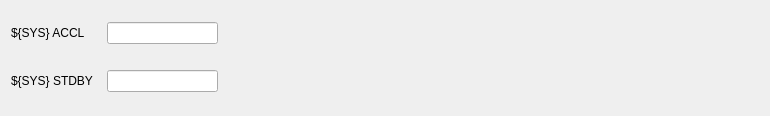
Old version of the form hl_triggers_sys.ui in the repository cristinasewell/ATCA_PyDM_Screens.
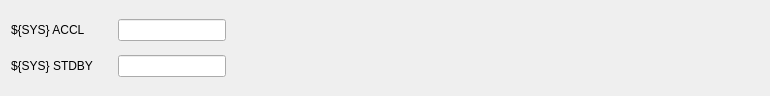
New version of the form. Custom widgets are drawn as their Qt base class.

Diff of the .ui file:
```diff
--- a/hl_triggers_sys.ui
+++ b/hl_triggers_sys.ui
@@ -7,7 +7,7 @@
     <x>0</x>
     <y>0</y>
     <width>770</width>
-    <height>116</height>
+    <height>96</height>
    </rect>
   </property>
   <property name="windowTitle">
@@ -15,9 +15,15 @@
   </property>
   <layout class="QHBoxLayout" name="horizontalLayout">
    <item>
-    <layout class="QGridLayout" name="gridLayout">
+    <layout class="QGridLayout" name="gridLayout" columnstretch="0,0,0,0,0,0,0">
      <item row="1" column="4">
       <widget class="PyDMLabel" name="PyDMLabel_2">
+       <property name="sizePolicy">
+        <sizepolicy hsizetype="Preferred" vsizetype="Maximum">
+         <horstretch>0</horstretch>
+         <verstretch>0</verstretch>
+        </sizepolicy>
+       </property>
        <property name="minimumSize">
         <size>
          <width>100</width>
@@ -43,11 +49,11 @@
      </item>
      <item row="1" column="0">
       <widget class="QLabel" name="label_2">
-       <property name="minimumSize">
-        <size>
-         <width>90</width>
-         <height>0</height>
-        </size>
+       <property name="sizePolicy">
+        <sizepolicy hsizetype="Preferred" vsizetype="Maximum">
+         <horstretch>0</horstretch>
+         <verstretch>0</verstretch>
+        </sizepolicy>
        </property>
        <property name="text">
         <string>${SYS} STDBY</string>
@@ -57,21 +63,21 @@
      <item row="0" column="2">
       <widget class="PyDMEnumButton" name="PyDMEnumButton">
        <property name="sizePolicy">
-        <sizepolicy hsizetype="Expanding" vsizetype="Expanding">
+        <sizepolicy hsizetype="Preferred" vsizetype="Maximum">
          <horstretch>0</horstretch>
          <verstretch>0</verstretch>
         </sizepolicy>
        </property>
        <property name="minimumSize">
         <size>
-         <width>100</width>
-         <height>40</height>
+         <width>0</width>
+         <height>0</height>
         </size>
        </property>
        <property name="maximumSize">
         <size>
          <width>16777215</width>
-         <height>40</height>
+         <height>30</height>
         </size>
        </property>
        <property name="toolTip">
@@ -86,10 +92,19 @@
        <property name="horizontalSpacing" stdset="0">
         <number>0</number>
        </property>
+       <property name="verticalSpacing" stdset="0">
+        <number>0</number>
+       </property>
       </widget>
      </item>
      <item row="0" column="4">
       <widget class="PyDMLabel" name="PyDMLabel">
+       <property name="sizePolicy">
+        <sizepolicy hsizetype="Preferred" vsizetype="Maximum">
+         <horstretch>0</horstretch>
+         <verstretch>0</verstretch>
+        </sizepolicy>
+       </property>
        <property name="minimumSize">
         <size>
          <width>100</width>
@@ -116,21 +131,21 @@
      <item row="1" column="2">
       <widget class="PyDMEnumButton" name="PyDMEnumButton_2">
        <property name="sizePolicy">
-        <sizepolicy hsizetype="Expanding" vsizetype="Fixed">
+        <sizepolicy hsizetype="Preferred" vsizetype="Maximum">
          <horstretch>0</horstretch>
          <verstretch>0</verstretch>
         </sizepolicy>
        </property>
        <property name="minimumSize">
         <size>
-         <width>100</width>
-         <height>40</height>
+         <width>0</width>
+         <height>0</height>
         </size>
        </property>
        <property name="maximumSize">
         <size>
          <width>16777215</width>
-         <height>40</height>
+         <height>30</height>
         </size>
        </property>
        <property name="toolTip">
@@ -145,15 +160,18 @@
        <property name="horizontalSpacing" stdset="0">
         <number>0</number>
        </property>
+       <property name="verticalSpacing" stdset="0">
+        <number>0</number>
+       </property>
       </widget>
      </item>
      <item row="0" column="1">
       <widget class="PyDMLineEdit" name="PyDMLineEdit">
-       <property name="minimumSize">
-        <size>
-         <width>100</width>
-         <height>0</height>
-        </size>
+       <property name="sizePolicy">
+        <sizepolicy hsizetype="Preferred" vsizetype="Maximum">
+         <horstretch>0</horstretch>
+         <verstretch>0</verstretch>
+        </sizepolicy>
        </property>
        <property name="toolTip">
         <string/>
@@ -165,11 +183,11 @@
      </item>
      <item row="1" column="1">
       <widget class="PyDMLineEdit" name="PyDMLineEdit_2">
-       <property name="minimumSize">
-        <size>
-         <width>100</width>
-         <height>0</height>
-        </size>
+       <property name="sizePolicy">
+        <sizepolicy hsizetype="Preferred" vsizetype="Maximum">
+         <horstretch>0</horstretch>
+         <verstretch>0</verstretch>
+        </sizepolicy>
        </property>
        <property name="toolTip">
         <string/>
@@ -182,21 +200,15 @@
      <item row="0" column="3">
       <widget class="PyDMEnumButton" name="PyDMEnumButton_3">
        <property name="sizePolicy">
-        <sizepolicy hsizetype="Preferred" vsizetype="Fixed">
+        <sizepolicy hsizetype="Preferred" vsizetype="Maximum">
          <horstretch>0</horstretch>
          <verstretch>0</verstretch>
         </sizepolicy>
        </property>
-       <property name="minimumSize">
-        <size>
-         <width>100</width>
-         <height>40</height>
-        </size>
-       </property>
        <property name="maximumSize">
         <size>
          <width>16777215</width>
-         <height>40</height>
+         <height>30</height>
         </size>
        </property>
        <property name="toolTip">
@@ -211,26 +223,29 @@
        <property name="horizontalSpacing" stdset="0">
         <number>0</number>
        </property>
+       <property name="verticalSpacing" stdset="0">
+        <number>0</number>
+       </property>
       </widget>
      </item>
      <item row="1" column="3">
       <widget class="PyDMEnumButton" name="PyDMEnumButton_4">
        <property name="sizePolicy">
-        <sizepolicy hsizetype="Preferred" vsizetype="Fixed">
+        <sizepolicy hsizetype="Preferred" vsizetype="Maximum">
          <horstretch>0</horstretch>
          <verstretch>0</verstretch>
         </sizepolicy>
        </property>
        <property name="minimumSize">
         <size>
-         <width>100</width>
-         <height>40</height>
+         <width>0</width>
+         <height>0</height>
         </size>
        </property>
        <property name="maximumSize">
         <size>
          <width>16777215</width>
-         <height>40</height>
+         <height>30</height>
         </size>
        </property>
        <property name="toolTip">
@@ -245,15 +260,18 @@
        <property name="horizontalSpacing" stdset="0">
         <number>0</number>
        </property>
+       <property name="verticalSpacing" stdset="0">
+        <number>0</number>
+       </property>
       </widget>
      </item>
      <item row="0" column="0">
       <widget class="QLabel" name="label">
-       <property name="minimumSize">
-        <size>
-         <width>90</width>
-         <height>0</height>
-        </size>
+       <property name="sizePolicy">
+        <sizepolicy hsizetype="Preferred" vsizetype="Maximum">
+         <horstretch>0</horstretch>
+         <verstretch>0</verstretch>
+        </sizepolicy>
        </property>
        <property name="text">
         <string>${SYS} ACCL</string>
@@ -262,6 +280,12 @@
      </item>
      <item row="0" column="6">
       <widget class="PyDMLabel" name="PyDMLabel_4">
+       <property name="sizePolicy">
+        <sizepolicy hsizetype="Preferred" vsizetype="Maximum">
+         <horstretch>0</horstretch>
+         <verstretch>0</verstretch>
+        </sizepolicy>
+       </property>
        <property name="minimumSize">
         <size>
          <width>100</width>
@@ -287,6 +311,12 @@
      </item>
      <item row="1" column="6">
       <widget class="PyDMLabel" name="PyDMLabel_5">
+       <property name="sizePolicy">
+        <sizepolicy hsizetype="Preferred" vsizetype="Maximum">
+         <horstretch>0</horstretch>
+         <verstretch>0</verstretch>
+        </sizepolicy>
+       </property>
        <property name="minimumSize">
         <size>
          <width>100</width>
@@ -312,21 +342,18 @@
      </item>
      <item row="0" column="5" rowspan="2">
       <widget class="PyDMLabel" name="PyDMLabel_3">
-       <property name="minimumSize">
-        <size>
-         <width>100</width>
-         <height>20</height>
-        </size>
-       </property>
-       <property name="maximumSize">
-        <size>
-         <width>16777215</width>
-         <height>20</height>
-        </size>
+       <property name="sizePolicy">
+        <sizepolicy hsizetype="Preferred" vsizetype="Maximum">
+         <horstretch>0</horstretch>
+         <verstretch>0</verstretch>
+        </sizepolicy>
        </property>
        <property name="toolTip">
         <string/>
        </property>
+       <property name="styleSheet">
+        <string notr="true"/>
+       </property>
        <property name="alignment">
         <set>Qt::AlignCenter</set>
        </property>
```
Left out of the diff: 48 changed lines with no effect on the pictures.
